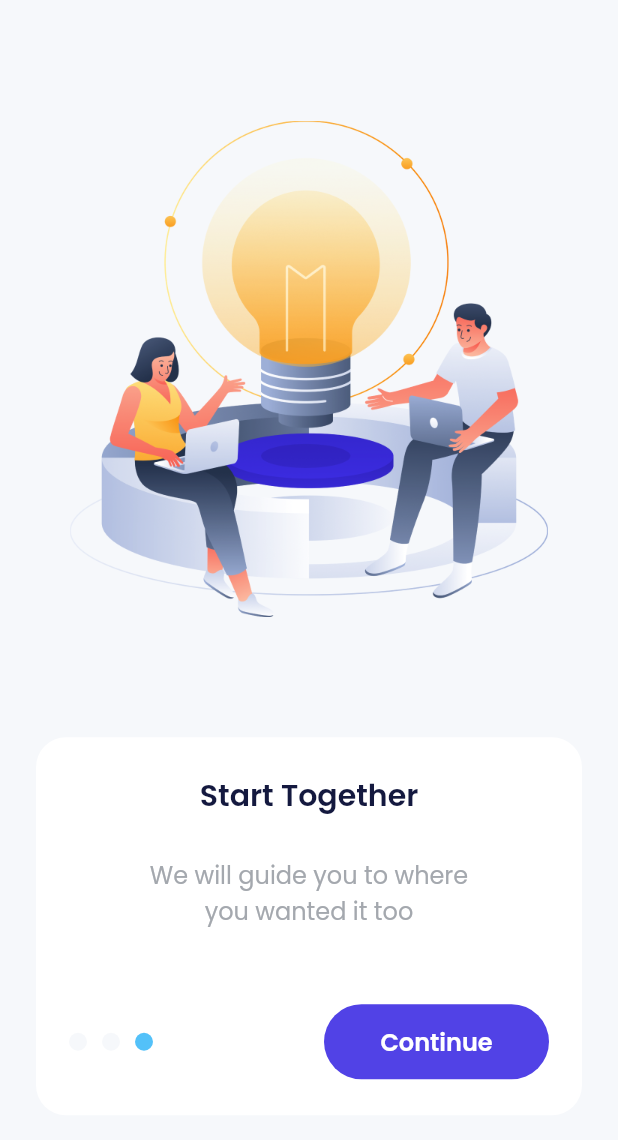
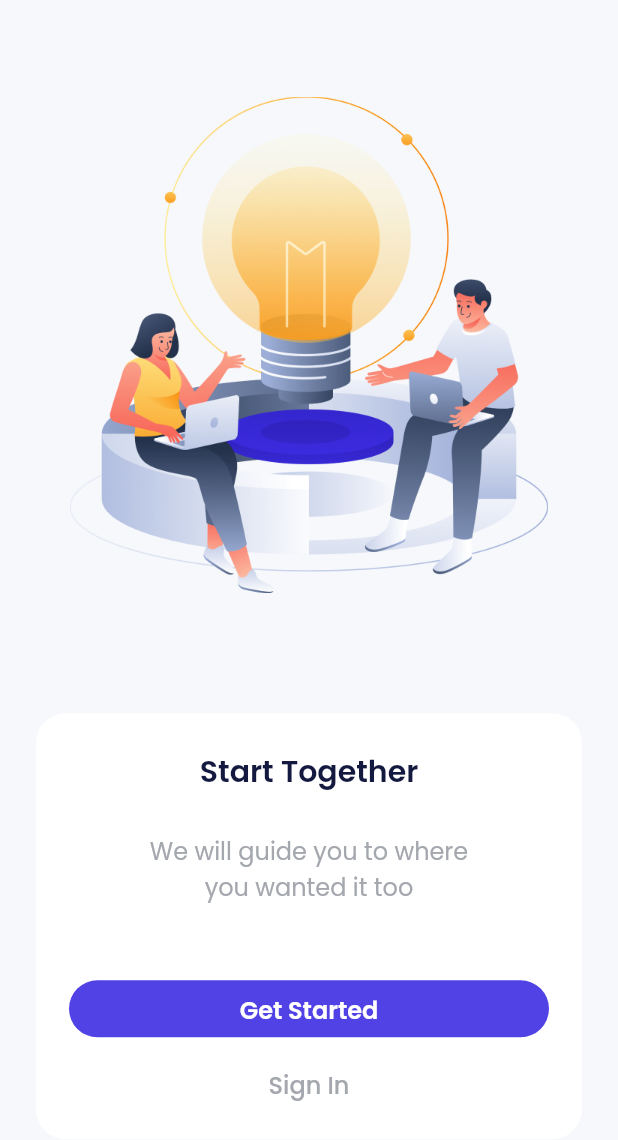
Before and after one commit to syaifudinm149/bank_sha, a Flutter app: the screen it shows after launch, swiped to page 3, on a phone screen of 412 x 824 dp. Shown: the top 1140 px of the screen. Run offline on Flutter 3.47's test engine with Material 2 defaults, Android fonts, the phone set to English and light mode, and no system bars; drawn by our look-alikes of carousel_slider; our stand-ins replace google_fonts.

Commit message:
slicing onboarding page part 4

```diff
--- a/lib/ui/pages/onboarding_page.dart
+++ b/lib/ui/pages/onboarding_page.dart
@@ -96,7 +96,53 @@ class _OnboardingPageState extends State<OnboardingPage> {
                     const SizedBox(
                       height: 50,
                     ),
-                    Row(
+                    currentIndex == 2
+                        ? Column(
+                            children: [
+                              SizedBox(
+                                width: double.infinity,
+                                height: currentIndex == 2 ? 38 : 50,
+                                child: TextButton(
+                                  onPressed: () {
+                                    carouselController.nextPage();
+                                  },
+                                  style: TextButton.styleFrom(
+                                    backgroundColor: purpleColor,
+                                    shape: RoundedRectangleBorder(
+                                      borderRadius: BorderRadius.circular(56),
+                                    ),
+                                  ),
+                                  child: Text(
+                                    'Get Started',
+                                    style: whiteTextStyle.copyWith(
+                                      fontSize: 16,
+                                      fontWeight: semiBold,
+                                    ),
+                                  ),
+                                ),
+                              ),
+                              const SizedBox(
+                                height: 20,
+                              ),
+                              SizedBox(
+                                width: double.infinity,
+                                height: 24,
+                                child: TextButton(
+                                  onPressed: () {},
+                                  style: TextButton.styleFrom(
+                                    padding: EdgeInsets.zero,
+                                  ),
+                                  child: Text(
+                                    'Sign In',
+                                    style: greyTextStyle.copyWith(
+                                      fontSize: 16,
+                                    ),
+                                  ),
+                                ),
+                              ),
+                            ],
+                          )
+                        : Row(
                             children: [
                               Container(
                                 width: 12,
@@ -138,7 +184,7 @@ class _OnboardingPageState extends State<OnboardingPage> {
                                 ),
                               ),
                               const Spacer(),
-                        Container(
+                              SizedBox(
                                 width: 150,
                                 height: 50,
                                 child: TextButton(
```
Lines whose indentation alone changed are shown as unchanged.
